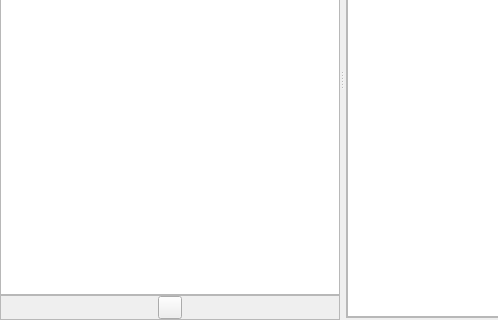
Before: the Qt Designer form ui/manuscript_view.ui in zkovari/plotlyst, drawn with Qt 5; both pictures show x 0 to 498 and y 163 to 483 of the 804 by 483 pixel window.
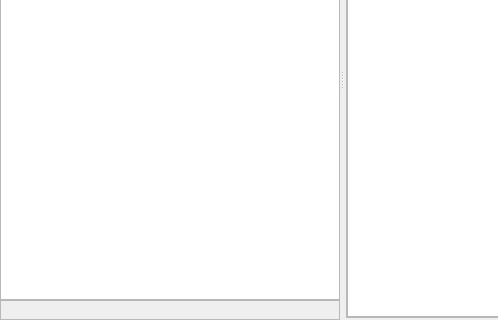
After: the same form once the commit is applied. The open tabs and pages were chosen to show the change. Custom widgets are drawn as their Qt base class.

Commit message: Add back overall wordcount label

Patch:
```diff
--- a/ui/manuscript_view.ui
+++ b/ui/manuscript_view.ui
@@ -130,28 +130,19 @@
            <number>0</number>
           </property>
           <property name="topMargin">
-           <number>0</number>
+           <number>2</number>
           </property>
           <property name="rightMargin">
-           <number>0</number>
+           <number>5</number>
           </property>
           <property name="bottomMargin">
-           <number>0</number>
+           <number>2</number>
           </property>
           <item>
-           <widget class="QToolButton" name="toolButton">
+           <widget class="WordsDisplay" name="lblWc">
             <property name="text">
              <string/>
             </property>
-            <property name="iconSize">
-             <size>
-              <width>16</width>
-              <height>16</height>
-             </size>
-            </property>
-            <property name="transparent" stdset="0">
-             <bool>true</bool>
-            </property>
            </widget>
           </item>
          </layout>
```
Left out of the diff: 4 changed lines with no effect on the pictures. The commit also changes 1 other file.
